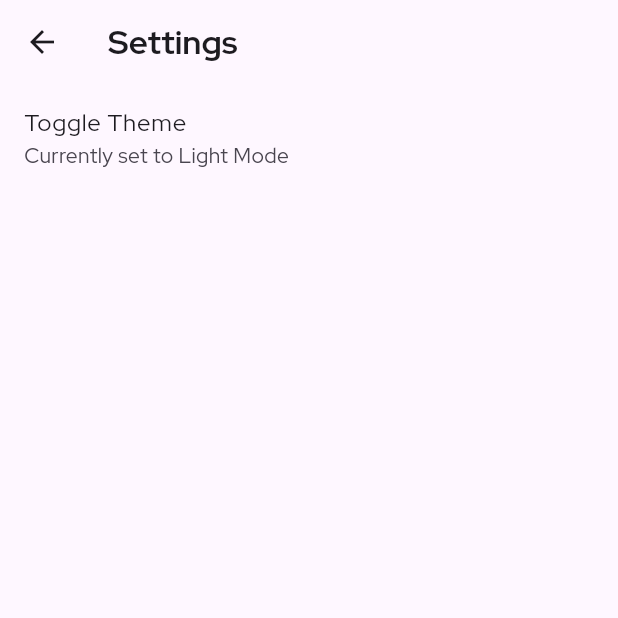
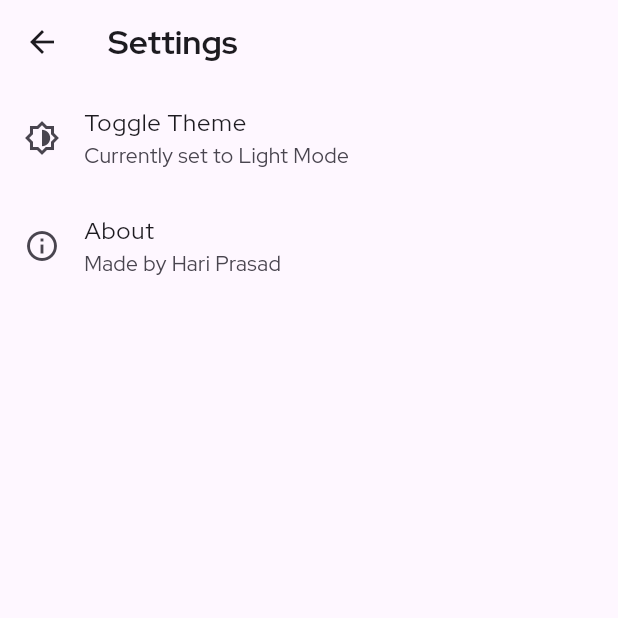
Before and after one commit to itcodehery/todo_list_bloc, a Flutter app: the screen it shows after launch, after a tap on the "settings" icon, on a phone screen of 412 x 824 dp, the top half of it. Run offline on Flutter 3.47's test engine with Material 3 defaults, Android fonts, the phone set to English and light mode, and no system bars; our stand-ins replace flutter_bloc, flutter_styled_toast, get_time_ago, shared_preferences, sqflite; accounts and stored records are empty.

Commit message:
bug fixes

```diff
--- a/lib/bloc/list_cubit.dart
+++ b/lib/bloc/list_cubit.dart
@@ -13,6 +13,11 @@ class ListCubit extends Cubit<List<Todo>> {
   void _loadTodos() async {
     final todos = await _dbHelper.fetchTodos();
     emit(todos);
+  }
+
+  Future<List<Todo>> searchTodos(String query) async {
+    final todos = await _dbHelper.fetchTodos();
+    return todos.where((todo) => todo.title.contains(query)).toList();
   }
 
   void addToList(Todo todoItem) async {
--- a/lib/main.dart
+++ b/lib/main.dart
@@ -4,6 +4,7 @@ import 'package:todo_list_bloc/bloc/theme_cubit.dart';
 import 'package:todo_list_bloc/pages/home_page.dart';
 import 'package:flutter_bloc/flutter_bloc.dart';
 import 'package:todo_list_bloc/pages/settings_page.dart';
+import 'package:todo_list_bloc/pages/splash_page.dart';
 import 'package:todo_list_bloc/settings.dart';
 
 // simple todo list app using bloc
@@ -31,7 +32,7 @@ class TodoListState extends State<TodoList> {
           title: "Todo",
           theme: theme,
           debugShowCheckedModeBanner: false,
-          home: const HomePage(),
+          home: const SplashPage(),
           routes: {
             "/home": (context) => const HomePage(),
             "/settings": (context) => const SettingsPage(),
--- a/lib/model/todo_class.dart
+++ b/lib/model/todo_class.dart
@@ -1,9 +1,12 @@
+import 'package:flutter/material.dart';
+
 class Todo {
   int id;
   String title;
   String description;
   bool isDone;
   DateTime createdOn;
+  IconData icon;
 
   Todo({
     required this.id,
@@ -11,6 +14,7 @@ class Todo {
     required this.description,
     this.isDone = false,
     required this.createdOn,
+    this.icon = Icons.check_circle_outline,
   });
 
   Todo copyWith({
@@ -19,6 +23,7 @@ class Todo {
     int? id,
     DateTime? createdOn,
     bool? isDone,
+    IconData? icon,
   }) {
     return Todo(
       title: title ?? this.title,
@@ -26,6 +31,7 @@ class Todo {
       id: id ?? this.id,
       createdOn: createdOn ?? this.createdOn,
       isDone: isDone ?? this.isDone,
+      icon: icon ?? this.icon,
     );
   }
 
@@ -36,16 +42,20 @@ class Todo {
       'description': description,
       'isDone': isDone ? 1 : 0,
       'createdOn': createdOn.toIso8601String(),
+      'icon': icon.codePoint,
     };
   }
 
   factory Todo.fromMap(Map<String, dynamic> map) {
     return Todo(
-      id: map['id'],
-      title: map['title'],
-      description: map['description'],
-      isDone: map['isDone'] == 1,
-      createdOn: DateTime.parse(map['createdOn']),
-    );
+        id: map['id'],
+        title: map['title'],
+        description: map['description'],
+        isDone: map['isDone'] == 1,
+        createdOn: DateTime.parse(map['createdOn']),
+        icon: IconData(
+          map['icon'],
+          fontFamily: 'MaterialIcons',
+        ));
   }
 }
--- a/lib/pages/settings_page.dart
+++ b/lib/pages/settings_page.dart
@@ -26,6 +26,7 @@ class _SettingsPageState extends State<SettingsPage> {
           mainAxisAlignment: MainAxisAlignment.start,
           children: [
             ListTile(
+              leading: const Icon(Icons.brightness_6_outlined),
               title: const Text("Toggle Theme"),
               subtitle: Text(
                   "Currently set to ${theme.brightness == Brightness.dark ? "Dark" : "Light"} Mode"),
@@ -39,6 +40,29 @@ class _SettingsPageState extends State<SettingsPage> {
                         ? true
                         : false);
               },
+            ),
+            ListTile(
+              leading: const Icon(Icons.info_outline),
+              title: const Text("About"),
+              subtitle: const Text("Made by Hari Prasad"),
+              onTap: () {
+                showDialog(
+                    context: context,
+                    builder: (context) {
+                      return AlertDialog(
+                        title: const Text("About"),
+                        content: const Text(
+                            "This is a simple todo app made using flutter and bloc"),
+                        actions: [
+                          TextButton(
+                              onPressed: () {
+                                Navigator.pop(context);
+                              },
+                              child: const Text("Close"))
+                        ],
+                      );
+                    });
+              },
             )
           ],
         ),
--- /dev/null
+++ b/lib/pages/splash_page.dart
@@ -0,0 +1,44 @@
+import 'package:flutter/material.dart';
+
+class SplashPage extends StatefulWidget {
+  const SplashPage({super.key});
+
+  @override
+  State<SplashPage> createState() => _SplashPageState();
+}
+
+class _SplashPageState extends State<SplashPage> {
+  @override
+  void initState() {
+    super.initState();
+    Future.delayed(const Duration(seconds: 1), () {
+      Navigator.pushReplacementNamed(context, "/home");
+    });
+  }
+
+  @override
+  Widget build(BuildContext context) {
+    return Scaffold(
+      body: const Center(
+          child: Icon(
+        Icons.check_circle_outline,
+        size: 100,
+        color: Colors.purple,
+      )),
+      bottomNavigationBar: BottomAppBar(
+          color: Colors.transparent,
+          child: Padding(
+            padding: const EdgeInsets.all(8.0),
+            child: Text(
+              "Todo",
+              textAlign: TextAlign.center,
+              style: TextStyle(
+                fontSize: 20,
+                color: Colors.purple.shade400,
+                fontWeight: FontWeight.w600,
+              ),
+            ),
+          )),
+    );
+  }
+}
--- a/lib/settings.dart
+++ b/lib/settings.dart
@@ -21,8 +21,8 @@ ThemeData themeData(ThemeForApp theme) {
         primaryColor: Colors.purple[800], // Primary color for dark mode
         scaffoldBackgroundColor:
             Colors.grey[900], // Background color for scaffold
-        appBarTheme: AppBarTheme(
-          color: Colors.purple[900], // AppBar color
+        appBarTheme: const AppBarTheme(
+          color: Colors.transparent, // AppBar color
         ),
         colorScheme: ColorScheme.dark(
           primary: Colors.purple[800]!,
@@ -35,8 +35,8 @@ ThemeData themeData(ThemeForApp theme) {
           color: Colors.grey[850], // Card background color
         ),
         floatingActionButtonTheme: FloatingActionButtonThemeData(
-          backgroundColor: Colors.purple[900], // FAB background color
-          foregroundColor: Colors.white, // FAB icon/text color
+          backgroundColor: Colors.purple, // FAB background color
+          foregroundColor: Colors.purple[100], // FAB icon/text color
         ),
         elevatedButtonTheme: ElevatedButtonThemeData(
           style: ElevatedButton.styleFrom(),
@@ -53,7 +53,7 @@ ThemeData themeData(ThemeForApp theme) {
           ),
           focusedBorder: OutlineInputBorder(
             borderRadius: BorderRadius.circular(8),
-            borderSide: BorderSide(color: Colors.deepPurple[800]!),
+            borderSide: const BorderSide(color: Colors.purple),
           ),
         ),
         iconTheme: const IconThemeData(
@@ -61,7 +61,7 @@ ThemeData themeData(ThemeForApp theme) {
         ),
         dividerColor: Colors.grey[700], // Divider color
         snackBarTheme: SnackBarThemeData(
-          backgroundColor: Colors.purple[800], // SnackBar background color
+          backgroundColor: Colors.purple[600], // SnackBar background color
           contentTextStyle:
               const TextStyle(color: Colors.white), // SnackBar text color
           actionTextColor: Colors.purpleAccent[400], // SnackBar action color
@@ -75,18 +75,16 @@ ThemeData themeData(ThemeForApp theme) {
         bottomNavigationBarTheme: BottomNavigationBarThemeData(
           backgroundColor:
               Colors.grey[900], // Bottom navigation bar background color
-          selectedItemColor:
-              Colors.deepPurpleAccent[400], // Selected item color
+          selectedItemColor: Colors.purple[400], // Selected item color
           unselectedItemColor: Colors.white70, // Unselected item color
         ),
         tabBarTheme: TabBarTheme(
-          labelColor:
-              Colors.deepPurpleAccent[400], // Tab bar selected text color
+          labelColor: Colors.purple[400], // Tab bar selected text color
           unselectedLabelColor: Colors.white70, // Tab bar unselected text color
           indicator: BoxDecoration(
             border: Border(
               bottom: BorderSide(
-                color: Colors.deepPurpleAccent[400]!,
+                color: Colors.purple[400]!,
                 width: 2.0,
               ),
             ),
--- a/pubspec.yaml
+++ b/pubspec.yaml
@@ -38,6 +38,8 @@ dependencies:
   flutter_bloc: ^8.1.6
   sqflite: ^2.3.3+1
   shared_preferences: ^2.2.3
+  flutter_styled_toast: ^2.2.1
+  get_time_ago: ^1.3.1
 
 dev_dependencies:
   flutter_test:
```
Also changed, not shown: lib/constants.dart (added, +8 -0 lines), lib/database/database_helper.dart (+13 -45 lines), lib/pages/add_todo_page.dart (+65 -14 lines), lib/pages/home_page.dart (+133 -112 lines), lib/model/todo_icon_list.dart (added), pubspec.lock, 4 other files.
